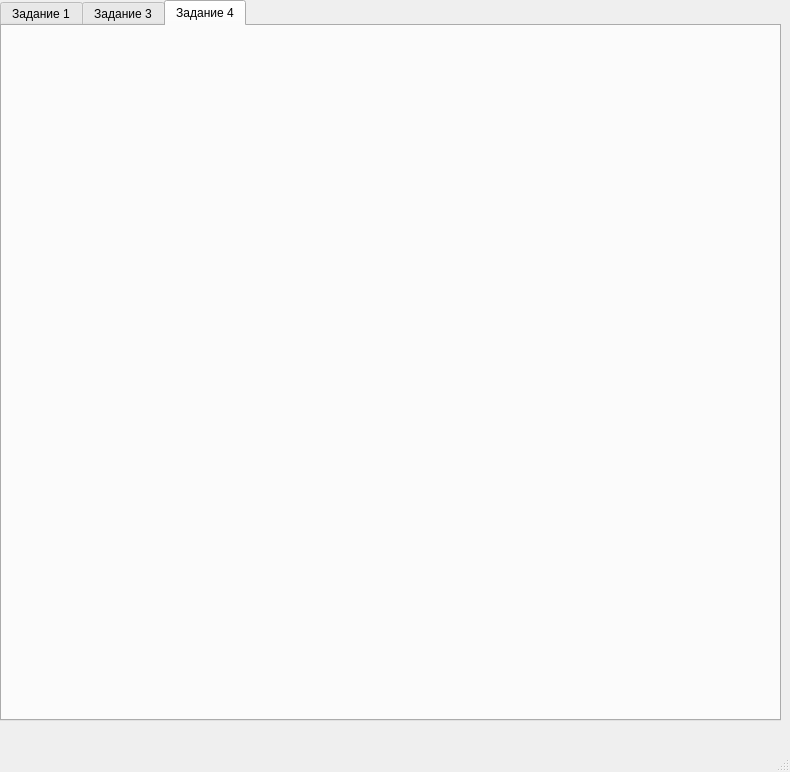
First picture: the form in Lab2/mainwindow.ui, repository KorvinDarkus/TerVer, before the edit.
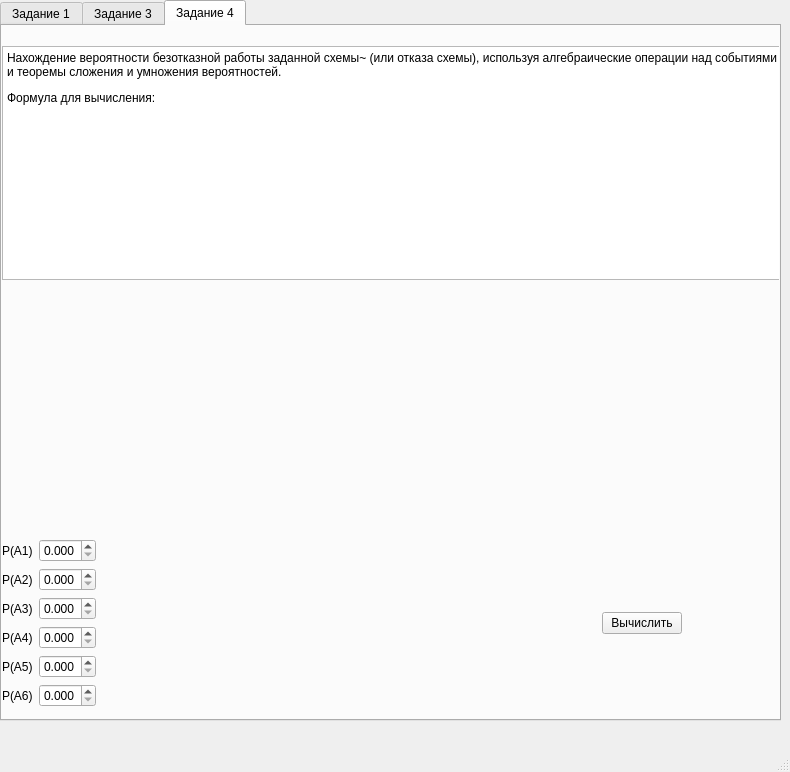
Second picture: the form after the edit. The open tabs and pages were chosen to show the change. Icons and pictures are not drawn.

Commit message: Теперь 3 задание работает, жду формулу для d

Patch:
```diff
--- a/Lab2/mainwindow.ui
+++ b/Lab2/mainwindow.ui
@@ -572,6 +572,247 @@
      <attribute name="title">
       <string>Задание 4</string>
      </attribute>
+     <widget class="QWidget" name="verticalLayoutWidget_4">
+      <property name="geometry">
+       <rect>
+        <x>0</x>
+        <y>0</y>
+        <width>786</width>
+        <height>681</height>
+       </rect>
+      </property>
+      <layout class="QVBoxLayout" name="ex1View_2">
+       <item>
+        <widget class="QLabel" name="label_12">
+         <property name="layoutDirection">
+          <enum>Qt::LeftToRight</enum>
+         </property>
+         <property name="text">
+          <string/>
+         </property>
+         <property name="pixmap">
+          <pixmap resource="Resourses.qrc">:/ex1/Resourses/ex1.png</pixmap>
+         </property>
+         <property name="alignment">
+          <set>Qt::AlignCenter</set>
+         </property>
+        </widget>
+       </item>
+       <item>
+        <widget class="QTextBrowser" name="textBrowser_3">
+         <property name="html">
+          <string>&lt;!DOCTYPE HTML PUBLIC &quot;-//W3C//DTD HTML 4.0//EN&quot; &quot;http://www.w3.org/TR/REC-html40/strict.dtd&quot;&gt;
+&lt;html&gt;&lt;head&gt;&lt;meta name=&quot;qrichtext&quot; content=&quot;1&quot; /&gt;&lt;meta charset=&quot;utf-8&quot; /&gt;&lt;style type=&quot;text/css&quot;&gt;
+p, li { white-space: pre-wrap; }
+hr { height: 1px; border-width: 0; }
+&lt;/style&gt;&lt;/head&gt;&lt;body style=&quot; font-family:'Segoe UI'; font-size:9pt; font-weight:400; font-style:normal;&quot;&gt;
+&lt;p style=&quot; margin-top:12px; margin-bottom:12px; margin-left:0px; margin-right:0px; -qt-block-indent:0; text-indent:0px;&quot;&gt;&lt;span style=&quot; font-family:'Times New Roman';&quot;&gt;Нахождение вероятности безотказной работы заданной схемы~ (или отказа схемы), используя алгебраические операции над событиями и теоремы сложения и умножения вероятностей.&lt;/span&gt;&lt;/p&gt;
+&lt;p style=&quot; margin-top:12px; margin-bottom:12px; margin-left:0px; margin-right:0px; -qt-block-indent:0; text-indent:0px;&quot;&gt;&lt;span style=&quot; font-family:'Times New Roman';&quot;&gt;Формула для вычисления:&lt;/span&gt;&lt;/p&gt;
+&lt;p align=&quot;justify&quot; style=&quot;-qt-paragraph-type:empty; margin-top:2px; margin-bottom:2px; margin-left:-9px; margin-right:0px; -qt-block-indent:0; text-indent:0px;&quot;&gt;&lt;br /&gt;&lt;/p&gt;&lt;/body&gt;&lt;/html&gt;</string>
+         </property>
+        </widget>
+       </item>
+       <item>
+        <widget class="QLabel" name="label_16">
+         <property name="text">
+          <string/>
+         </property>
+         <property name="pixmap">
+          <pixmap resource="Resourses.qrc">:/ex1/Resourses/formul_ex1.png</pixmap>
+         </property>
+        </widget>
+       </item>
+       <item>
+        <spacer name="verticalSpacer_4">
+         <property name="orientation">
+          <enum>Qt::Vertical</enum>
+         </property>
+         <property name="sizeType">
+          <enum>QSizePolicy::MinimumExpanding</enum>
+         </property>
+         <property name="sizeHint" stdset="0">
+          <size>
+           <width>20</width>
+           <height>40</height>
+          </size>
+         </property>
+        </spacer>
+       </item>
+       <item>
+        <layout class="QHBoxLayout" name="horizontalLayout_4">
+         <item>
+          <layout class="QGridLayout" name="gridLayout_3">
+           <item row="2" column="1">
+            <widget class="QDoubleSpinBox" name="inpt3_3">
+             <property name="decimals">
+              <number>3</number>
+             </property>
+             <property name="maximum">
+              <double>1.000000000000000</double>
+             </property>
+             <property name="singleStep">
+              <double>0.001000000000000</double>
+             </property>
+            </widget>
+           </item>
+           <item row="0" column="1">
+            <widget class="QDoubleSpinBox" name="inpt1_3">
+             <property name="decimals">
+              <number>3</number>
+             </property>
+             <property name="maximum">
+              <double>1.000000000000000</double>
+             </property>
+             <property name="singleStep">
+              <double>0.001000000000000</double>
+             </property>
+            </widget>
+           </item>
+           <item row="3" column="0">
+            <widget class="QLabel" name="label_19">
+             <property name="text">
+              <string>P(A4)</string>
+             </property>
+            </widget>
+           </item>
+           <item row="4" column="0">
+            <widget class="QLabel" name="label_20">
+             <property name="text">
+              <string>P(A5)</string>
+             </property>
+            </widget>
+           </item>
+           <item row="4" column="1">
+            <widget class="QDoubleSpinBox" name="inpt5_2">
+             <property name="decimals">
+              <number>3</number>
+             </property>
+             <property name="maximum">
+              <double>1.000000000000000</double>
+             </property>
+             <property name="singleStep">
+              <double>0.001000000000000</double>
+             </property>
+            </widget>
+           </item>
+           <item row="3" column="1">
+            <widget class="QDoubleSpinBox" name="inpt4_3">
+             <property name="decimals">
+              <number>3</number>
+             </property>
+             <property name="maximum">
+              <double>1.000000000000000</double>
+             </property>
+             <property name="singleStep">
+              <double>0.001000000000000</double>
+             </property>
+            </widget>
+           </item>
+           <item row="1" column="1">
+            <widget class="QDoubleSpinBox" name="inpt2_3">
+             <property name="decimals">
+              <number>3</number>
+             </property>
+             <property name="maximum">
+              <double>1.000000000000000</double>
+             </property>
+             <property name="singleStep">
+              <double>0.001000000000000</double>
+             </property>
+            </widget>
+           </item>
+           <item row="2" column="0">
+            <widget class="QLabel" name="label_21">
+             <property name="text">
+              <string>P(A3)</string>
+             </property>
+            </widget>
+           </item>
+           <item row="1" column="0">
+            <widget class="QLabel" name="label_22">
+             <property name="text">
+              <string>P(A2)</string>
+             </property>
+            </widget>
+           </item>
+           <item row="0" column="0">
+            <widget class="QLabel" name="label_23">
+             <property name="text">
+              <string>P(A1)</string>
+             </property>
+            </widget>
+           </item>
+           <item row="5" column="0">
+            <widget class="QLabel" name="label_24">
+             <property name="text">
+              <string>P(A6)</string>
+             </property>
+            </widget>
+           </item>
+           <item row="5" column="1">
+            <widget class="QDoubleSpinBox" name="inpt6_2">
+             <property name="decimals">
+              <number>3</number>
+             </property>
+             <property name="maximum">
+              <double>1.000000000000000</double>
+             </property>
+             <property name="singleStep">
+              <double>0.001000000000000</double>
+             </property>
+            </widget>
+           </item>
+          </layout>
+         </item>
+         <item>
+          <spacer name="horizontalSpacer_3">
+           <property name="orientation">
+            <enum>Qt::Horizontal</enum>
+           </property>
+           <property name="sizeHint" stdset="0">
+            <size>
+             <width>40</width>
+             <height>20</height>
+            </size>
+           </property>
+          </spacer>
+         </item>
+         <item>
+          <widget class="QPushButton" name="ex1Button_2">
+           <property name="text">
+            <string>Вычислить</string>
+           </property>
+          </widget>
+         </item>
+         <item>
+          <widget class="QLabel" name="outpt_3">
+           <property name="sizePolicy">
+            <sizepolicy hsizetype="Fixed" vsizetype="Preferred">
+             <horstretch>0</horstretch>
+             <verstretch>0</verstretch>
+            </sizepolicy>
+           </property>
+           <property name="minimumSize">
+            <size>
+             <width>100</width>
+             <height>0</height>
+            </size>
+           </property>
+           <property name="baseSize">
+            <size>
+             <width>100</width>
+             <height>0</height>
+            </size>
+           </property>
+           <property name="text">
+            <string/>
+           </property>
+          </widget>
+         </item>
+        </layout>
+       </item>
+      </layout>
+     </widget>
     </widget>
    </widget>
   </widget>
```
Left out of the diff: 2 changed lines with no effect on the pictures. The commit also changes 1 other file.
